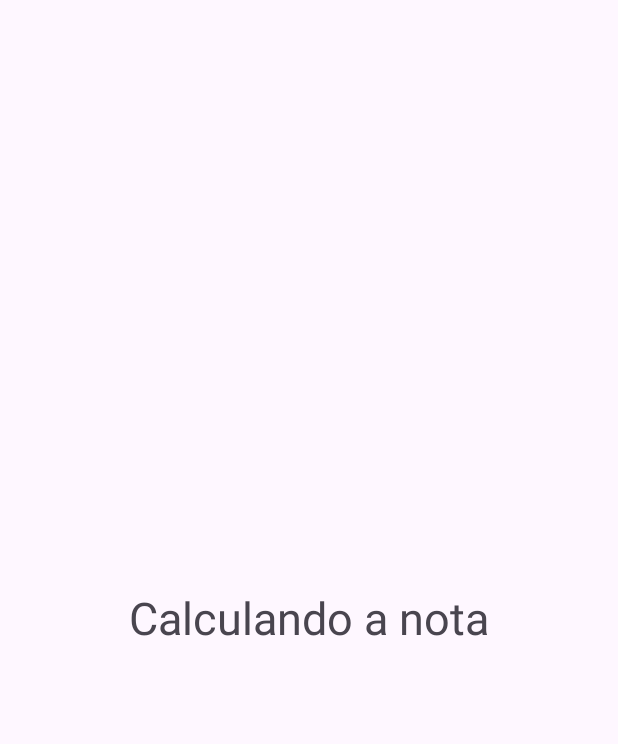
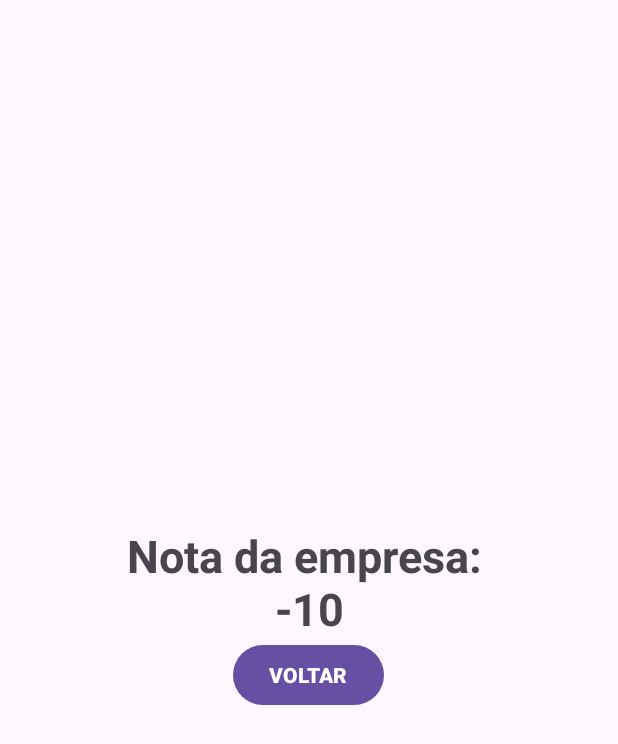
Before and after one commit to RichardFrZ/AvaliadorEmpresas, an Android app: the screen it shows after launch (SplashScreenActivity before the commit, ResultActivity after it), after a tap on "Calcular", on a phone screen of 412 x 824 dp. Shown: the top 744 px of the screen. Run offline under Robolectric (Android 15) with nearby library versions, the phone set to English and light mode, and no system bars.

Commit message:
Database added + packages organization + SplashScreen removed

```diff
--- a/app/src/main/java/com/example/avaliadordeempresas/SplashScreenActivity.kt
+++ /dev/null
@@ -1,21 +0,0 @@
-package com.example.avaliadordeempresas
-
-import android.content.Intent
-import androidx.appcompat.app.AppCompatActivity
-import android.os.Bundle
-import android.os.Handler
-import android.os.Looper
-
-class SplashScreenActivity : AppCompatActivity() {
-    override fun onCreate(savedInstanceState: Bundle?) {
-        super.onCreate(savedInstanceState)
-        setContentView(R.layout.activity_splash_screen)
-
-        Handler(Looper.getMainLooper()).postDelayed({
-            val i = intent
-            val j = Intent(this, ResultActivity::class.java)
-            j.putExtras(i)
-            startActivity(j)
-        },2000)
-    }
-}
--- /dev/null
+++ b/app/src/main/java/com/example/avaliadordeempresas/model/QuestionModel.kt
@@ -0,0 +1,6 @@
+package com.example.avaliadordeempresas.model
+
+data class QuestionModel(
+    val id: Int = 0,
+    val question: String = ""
+)
--- a/app/src/main/java/com/example/avaliadordeempresas/MainActivity.kt
+++ b/app/src/main/java/com/example/avaliadordeempresas/ui/MainActivity.kt
@@ -1,9 +1,8 @@
-package com.example.avaliadordeempresas
+package com.example.avaliadordeempresas.ui
 
 import android.content.Intent
 import androidx.appcompat.app.AppCompatActivity
 import android.os.Bundle
-import android.widget.LinearLayout
 import com.example.avaliadordeempresas.databinding.ActivityMainBinding
 
 class MainActivity : AppCompatActivity() {
@@ -18,7 +17,7 @@ class MainActivity : AppCompatActivity() {
         setContentView(binding.root)
 
         binding.buttonResult.setOnClickListener {
-            val i = Intent(this, SplashScreenActivity::class.java)
+            val i = Intent(this, ResultActivity::class.java)
             i.putExtra("nota", nota)
             startActivity(i)
         }
--- a/app/src/main/java/com/example/avaliadordeempresas/ResultActivity.kt
+++ b/app/src/main/java/com/example/avaliadordeempresas/ui/ResultActivity.kt
@@ -1,8 +1,7 @@
-package com.example.avaliadordeempresas
+package com.example.avaliadordeempresas.ui
 
 import androidx.appcompat.app.AppCompatActivity
 import android.os.Bundle
-import androidx.activity.result.ActivityResult
 import com.example.avaliadordeempresas.databinding.ActivityResultBinding
 
 class ResultActivity : AppCompatActivity() {
@@ -17,7 +16,7 @@ class ResultActivity : AppCompatActivity() {
 
         val nota = i.getIntExtra("nota", 0)
 
-        val resultado = "Nota final da empresa: \n" +
+        val resultado = "Nota da empresa: \n" +
                 "${nota}"
 
         binding.textResult.setText(resultado)
--- a/app/src/main/res/layout/activity_main.xml
+++ b/app/src/main/res/layout/activity_main.xml
@@ -5,7 +5,7 @@
     android:layout_width="match_parent"
     android:layout_height="match_parent"
     android:orientation="vertical"
-    tools:context=".MainActivity"
+    tools:context=".ui.MainActivity"
     android:id="@+id/check_container">
 
 
--- a/app/src/main/res/layout/activity_result.xml
+++ b/app/src/main/res/layout/activity_result.xml
@@ -6,7 +6,7 @@
     android:layout_height="match_parent"
     android:gravity="center"
     android:orientation="vertical"
-    tools:context=".ResultActivity">
+    tools:context=".ui.ResultActivity">
 
     <TextView
         android:id="@+id/text_result"
--- a/app/src/main/res/layout/activity_splash_screen.xml
+++ /dev/null
@@ -1,18 +0,0 @@
-<?xml version="1.0" encoding="utf-8"?>
-<LinearLayout xmlns:android="http://schemas.android.com/apk/res/android"
-    xmlns:app="http://schemas.android.com/apk/res-auto"
-    xmlns:tools="http://schemas.android.com/tools"
-    android:layout_width="match_parent"
-    android:layout_height="match_parent"
-    android:orientation="vertical"
-    android:gravity="center"
-    tools:context=".SplashScreenActivity">
-
-    <TextView
-        android:layout_width="wrap_content"
-        android:layout_height="wrap_content"
-        android:text="Calculando a nota"
-        android:gravity="center"
-        android:textSize="30sp"/>
-
-</LinearLayout>
```
Also changed, not shown: app/src/main/AndroidManifest.xml (+2 -5 lines), app/src/main/java/com/example/avaliadordeempresas/database/DBHelper.kt (added, +58 -0 lines).
